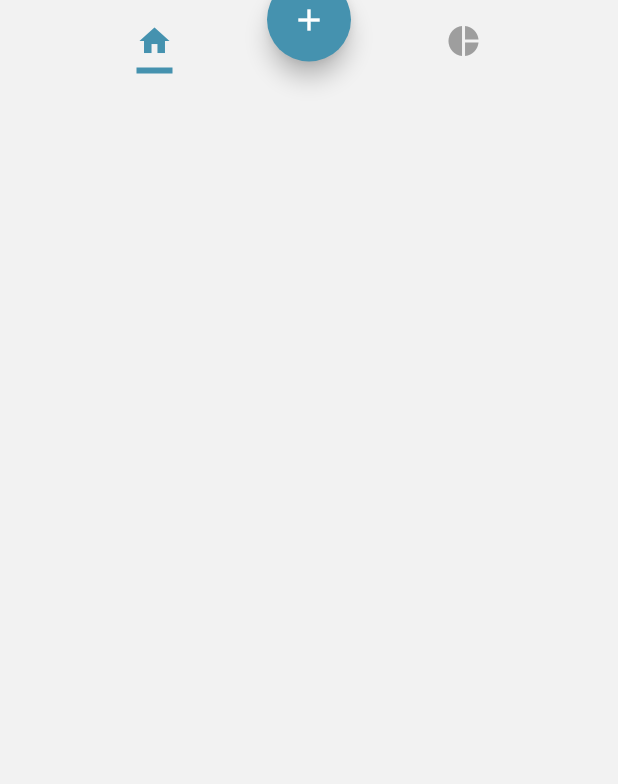
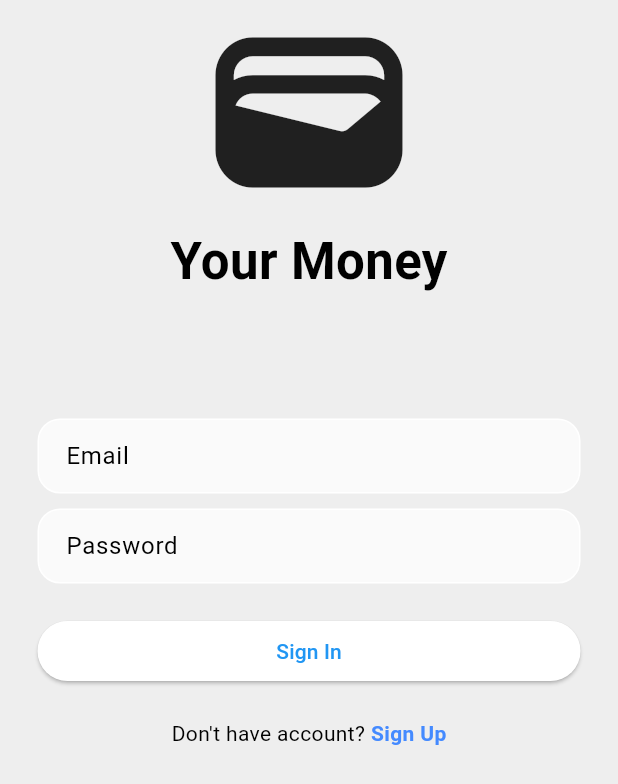
Before and after one commit to mariopandapotansimarmata/your_money, a Flutter app: the screen it shows after launch, on a phone screen of 412 x 824 dp. Shown: the top 784 px of the screen. Run offline on Flutter 3.47's test engine with Material 3 defaults, Android fonts, the phone set to English and light mode, and no system bars; our stand-ins replace cloud_firestore, date_time_picker, dropdown_button2, firebase_auth, firebase_core, syncfusion_flutter_charts; missing offline and left inert: excel, flutter_floating_bottom_bar, number_text_input_formatter; accounts and stored records are empty.

Commit message:
add firebase auth, refactor db structure

```diff
--- /dev/null
+++ b/lib/auth/auth_view.dart
@@ -0,0 +1,112 @@
+import 'package:flutter/material.dart';
+import 'package:your_money_flutter/auth/sign_up.dart';
+import 'package:your_money_flutter/auth/sign_in.dart';
+
+class AuthView extends StatefulWidget {
+  const AuthView({super.key});
+
+  @override
+  State<AuthView> createState() => _AuthViewState();
+}
+
+class _AuthViewState extends State<AuthView> {
+  TextEditingController emailController = TextEditingController(text: "");
+  TextEditingController passwordController = TextEditingController(text: "");
+
+  @override
+  void dispose() {
+    emailController.dispose();
+    passwordController.dispose();
+    super.dispose();
+  }
+
+  var loginState = [const SignIn(), const SignUp()];
+  int screenState = 0;
+
+  @override
+  Widget build(BuildContext context) {
+    return Scaffold(
+      backgroundColor: Colors.grey[200],
+      body: SafeArea(
+        child: Padding(
+          padding: const EdgeInsets.symmetric(horizontal: 25.0),
+          child: Container(
+            constraints: BoxConstraints(
+                minHeight: MediaQuery.of(context).size.height * 0.5,
+                maxHeight: MediaQuery.of(context).size.height * 0.75),
+            child: Column(
+              // mainAxisAlignment: MainAxisAlignment.spaceBetween,
+              children: [
+                //-- Logo
+                const Column(
+                  children: [
+                    Icon(
+                      Icons.wallet_outlined,
+                      size: 150,
+                    ),
+                    Text(
+                      "Your Money",
+                      style:
+                          TextStyle(fontWeight: FontWeight.bold, fontSize: 34),
+                    ),
+                    SizedBox(
+                      height: 80,
+                    ),
+                  ],
+                ),
+
+                loginState[screenState],
+                screenState == 0
+                    ? Row(
+                        mainAxisAlignment: MainAxisAlignment.center,
+                        children: [
+                          const Text("Don't have account? "),
+                          GestureDetector(
+                            onTap: () {
+                              setState(() {
+                                screenState = 1;
+                              });
+                            },
+                            child: const Text(
+                              "Sign Up",
+                              style: TextStyle(
+                                  color: Colors.blueAccent,
+                                  fontWeight: FontWeight.bold),
+                            ),
+                          ),
+                        ],
+                      )
+                    : Row(
+                        mainAxisAlignment: MainAxisAlignment.center,
+                        children: [
+                          const Text("Back to "),
+                          GestureDetector(
+                            onTap: () {
+                              setState(() {
+                                screenState = 0;
+                              });
+                            },
+                            child: const Text(
+                              "Sign In",
+                              style: TextStyle(
+                                  color: Colors.blueAccent,
+                                  fontWeight: FontWeight.bold),
+                            ),
+                          ),
+                        ],
+                      ),
+              ],
+            ),
+          ),
+        ),
+      ),
+    );
+  }
+
+  void showNotification(BuildContext context, String message) {
+    ScaffoldMessenger.of(context).showSnackBar(SnackBar(
+      backgroundColor: Colors.orange.shade900,
+      content: Text(message.toString()),
+    ));
+  }
+}
--- /dev/null
+++ b/lib/auth/firebaseauth.dart
@@ -0,0 +1,77 @@
+import 'dart:async';
+
+import 'package:cloud_firestore/cloud_firestore.dart';
+import 'package:firebase_auth/firebase_auth.dart';
+
+class Auth {
+  static const String _usersPath = "users";
+
+  static final FirebaseFirestore _db = FirebaseFirestore.instance;
+  static Stream<User?> StreamIsLoggedIn() {
+    print("object");
+    return FirebaseAuth.instance.userChanges();
+  }
+
+  static User? isLoggedIn() {
+    print("object");
+    return FirebaseAuth.instance.currentUser;
+  }
+
+  static Future<bool> createUser(
+      String emailAddress, String password, String displayName) async {
+    try {
+      final credential =
+          await FirebaseAuth.instance.createUserWithEmailAndPassword(
+        email: emailAddress,
+        password: password,
+      );
+
+      User? user = credential.user;
+      if (user != null) {
+        await user.updateProfile(displayName: displayName);
+        await _db.collection(_usersPath).doc(user.uid).set({
+          "email": emailAddress,
+          "displayName": displayName,
+          "uid": user.uid
+        });
+
+        await user.reload();
+        user = FirebaseAuth.instance.currentUser;
+
+        print('User created: ${user!.displayName}');
+        return true;
+      }
+    } on FirebaseAuthException catch (e) {
+      if (e.code == 'weak-password') {
+        print('The password provided is too weak.');
+      } else if (e.code == 'email-already-in-use') {
+        print('The account already exists for that email.');
+      } else {
+        print('Error: $e');
+      }
+      return false;
+    } catch (e) {
+      print(e);
+      return false;
+    }
+    return false;
+  }
+
+  static void logInByEmailPassword(String emailAddress, String password) async {
+    try {
+      await FirebaseAuth.instance
+          .signInWithEmailAndPassword(email: emailAddress, password: password);
+    } on FirebaseAuthException catch (e) {
+      if (e.code == 'user-not-found') {
+        print('No user found for that email.');
+      } else if (e.code == 'wrong-password') {
+        print('Wrong password provided for that user.');
+      }
+    }
+  }
+
+  static Future<void> logOut() async {
+    await FirebaseAuth.instance.signOut();
+    print("logout");
+  }
+}
--- /dev/null
+++ b/lib/auth/sign_in.dart
@@ -0,0 +1,81 @@
+import 'package:flutter/material.dart';
+import 'package:your_money_flutter/auth/firebaseauth.dart';
+import 'package:your_money_flutter/feature/home/home.dart';
+
+class SignIn extends StatefulWidget {
+  const SignIn({super.key});
+
+  @override
+  State<SignIn> createState() => _SignInState();
+}
+
+class _SignInState extends State<SignIn> {
+  TextEditingController emailController = TextEditingController(text: "");
+  TextEditingController passwordController = TextEditingController(text: "");
+
+  @override
+  void dispose() {
+    emailController.dispose();
+    passwordController.dispose();
+    super.dispose();
+  }
+
+  @override
+  Widget build(BuildContext context) {
+    return Column(
+      mainAxisAlignment: MainAxisAlignment.center,
+      children: [
+        Container(
+          decoration: BoxDecoration(
+              color: Colors.grey[50],
+              border: Border.all(color: Colors.white),
+              borderRadius: BorderRadius.circular(15)),
+          child: Padding(
+            padding: const EdgeInsets.only(left: 18.0),
+            child: TextField(
+              controller: emailController,
+              decoration: const InputDecoration(
+                  border: InputBorder.none, hintText: "Email"),
+            ),
+          ),
+        ),
+        const SizedBox(
+          height: 10,
+        ),
+        Container(
+          decoration: BoxDecoration(
+              color: Colors.grey[50],
+              border: Border.all(color: Colors.white),
+              borderRadius: BorderRadius.circular(15)),
+          child: Padding(
+            padding: const EdgeInsets.only(left: 18.0),
+            child: TextField(
+              controller: passwordController,
+              obscureText: true,
+              decoration: const InputDecoration(
+                  border: InputBorder.none, hintText: "Password"),
+            ),
+          ),
+        ),
+        Container(
+            margin: EdgeInsets.symmetric(vertical: 25),
+            constraints: BoxConstraints(maxWidth: 500),
+            height: 40,
+            width: MediaQuery.of(context).size.width,
+            child: ElevatedButton(
+                onPressed: () {
+                  Auth.logInByEmailPassword(
+                      emailController.text, passwordController.text);
+                },
+                child: Text("Sign In"))),
+      ],
+    );
+  }
+
+  void showNotification(BuildContext context, String message) {
+    ScaffoldMessenger.of(context).showSnackBar(SnackBar(
+      backgroundColor: Colors.orange.shade900,
+      content: Text(message.toString()),
+    ));
+  }
+}
--- a/lib/feature/home/home_view_model/home_view_model.dart
+++ b/lib/feature/home/home_view_model/home_view_model.dart
@@ -1,11 +1,14 @@
+import 'package:firebase_auth/firebase_auth.dart';
 import 'package:your_money_flutter/repository/chart_repository.dart';
 import 'package:your_money_flutter/repository/transaction_repositry.dart';
 
+import '../../../auth/firebaseauth.dart';
 import '../../../models/transaction_model.dart';
 
 class HomeViewModel {
   final TransactionRepositry _transactionRepo = TransactionRepositry();
   final ChartRepository _chartRepo = ChartRepository();
+  Stream<User?> currentUserStream = Auth.StreamIsLoggedIn();
 
   Stream<List<TransactionModel>> streamAllTransaction() async* {
     yield* _transactionRepo.streamReadAll();
--- a/lib/main.dart
+++ b/lib/main.dart
@@ -1,14 +1,19 @@
+import 'package:firebase_auth/firebase_auth.dart';
 import 'package:flutter/material.dart';
 import 'package:your_money_flutter/assets/material_properties.dart';
 import 'package:firebase_core/firebase_core.dart';
+import 'package:your_money_flutter/auth/auth_view.dart';
+import 'auth/firebaseauth.dart';
 import 'firebase/firebase_options.dart';
 import 'screen.dart';
 
 void main() async {
   WidgetsFlutterBinding.ensureInitialized();
+
   await Firebase.initializeApp(
     options: DefaultFirebaseOptions.currentPlatform,
   );
+  FirebaseAuth.instance.setLanguageCode('en');
   runApp(const MyApp());
 }
 
@@ -31,6 +36,14 @@ class _MyAppState extends State<MyApp> {
                 backgroundColor: MaterialProperties.whiteTextColor,
                 cardColor: MaterialProperties.whiteTextColor)),
         title: 'Flutter Demo',
-        home: const Screen());
+        home: StreamBuilder(
+            stream: Auth.StreamIsLoggedIn(),
+            builder: (context, snapshot) {
+              if (snapshot.data != null) {
+                return const Screen();
+              } else {
+                return const AuthView();
+              }
+            }));
   }
 }
--- a/pubspec.yaml
+++ b/pubspec.yaml
@@ -45,6 +45,7 @@ dependencies:
   excel: ^4.0.3
   path_provider: ^2.1.4
   path: ^1.8.0
+  firebase_auth: ^5.1.4
 
 
 
```
Also changed, not shown: lib/auth/sign_up.dart (added, +128 -0 lines), lib/feature/home/home_widgets/expense_card.dart (+11 -2 lines), lib/repository/chart_repository.dart (+16 -1 lines), lib/repository/transaction_repositry.dart (+53 -11 lines), pubspec.lock, 3 other files.
